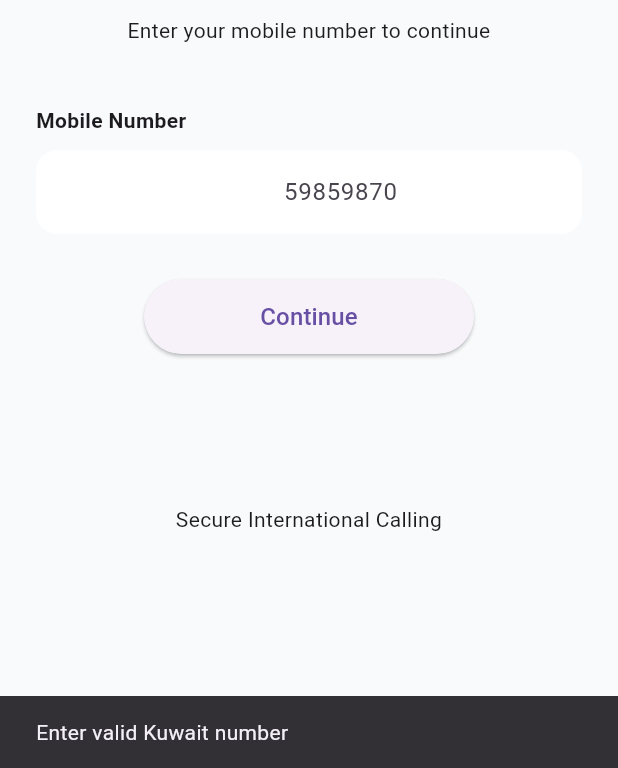
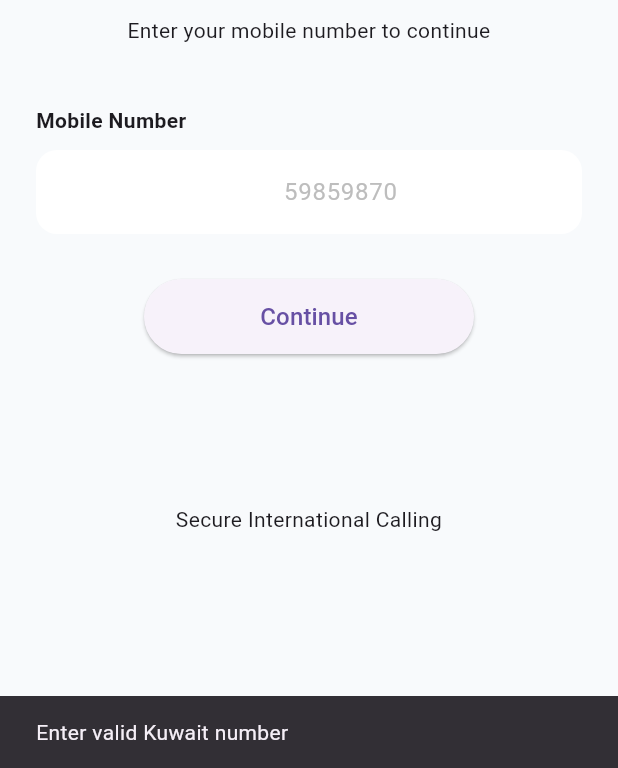
Before and after one commit to Bd-Raihan/netphone-flutter, a Flutter app: the screen it shows after launch, after a tap on "Continue", on a phone screen of 412 x 824 dp, the part 468-1236 px from its top. Run offline on Flutter 3.47's test engine with Material 3 defaults, Android fonts, the phone set to English and light mode, and no system bars; our stand-ins replace flutter_contacts, flutter_screenutil, share_plus, shared_preferences.

Commit message:
Remove dev OTP

```diff
--- a/lib/features/auth/screens/login_screen.dart
+++ b/lib/features/auth/screens/login_screen.dart
@@ -53,15 +53,11 @@ class _LoginScreenState extends State<LoginScreen> {
       final data = jsonDecode(response.body);
 
       if (response.statusCode == 200 && data["ok"] == true) {
-        final devOtp = data["dev_otp"];
-
         if (!mounted) return;
 
         Navigator.push(
           context,
-          MaterialPageRoute(
-            builder: (_) => OtpScreen(phone: phone, devOtp: devOtp),
-          ),
+          MaterialPageRoute(builder: (_) => OtpScreen(phone: phone)),
         );
       } else {
         if (!mounted) return;
@@ -135,6 +131,7 @@ class _LoginScreenState extends State<LoginScreen> {
                     decoration: InputDecoration(
                       prefixText: "+965 ",
                       hintText: "59859870",
+                      hintStyle: TextStyle(color: Colors.grey[400]),
                       filled: true,
                       fillColor: Colors.white,
                       border: OutlineInputBorder(
--- a/lib/features/auth/screens/otp_screen.dart
+++ b/lib/features/auth/screens/otp_screen.dart
@@ -20,9 +20,9 @@ import '../../../shared/services/storage_service.dart';
 
 class OtpScreen extends StatefulWidget {
   final String phone;
-  final String devOtp;
+  final String? devOtp;
 
-  const OtpScreen({super.key, required this.phone, required this.devOtp});
+  const OtpScreen({super.key, required this.phone, this.devOtp});
 
   @override
   State<OtpScreen> createState() => _OtpScreenState();
```
